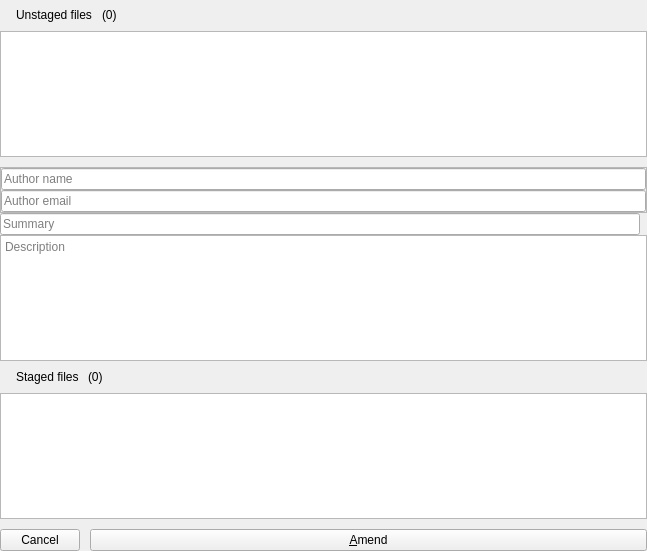
francescmm/GitQlient, file src/commits/CommitChangesWidget.ui: the form before one commit.
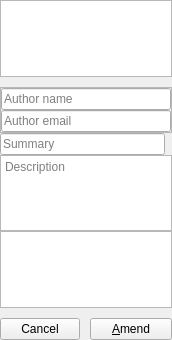
The form after the commit. Icons and pictures are not drawn. Custom widgets are drawn as their Qt base class.

Commit message: Removing headers in WIP/Amend widgets

Diff of the .ui file:
```diff
--- a/src/commits/CommitChangesWidget.ui
+++ b/src/commits/CommitChangesWidget.ui
@@ -6,8 +6,8 @@
    <rect>
     <x>0</x>
     <y>0</y>
-    <width>647</width>
-    <height>551</height>
+    <width>172</width>
+    <height>340</height>
    </rect>
   </property>
   <property name="windowTitle">
@@ -33,7 +33,56 @@
    <property name="spacing">
     <number>0</number>
    </property>
-   <item row="15" column="1" colspan="2">
+   <item row="4" column="1">
+    <spacer name="verticalSpacer_2">
+     <property name="orientation">
+      <enum>Qt::Vertical</enum>
+     </property>
+     <property name="sizeType">
+      <enum>QSizePolicy::Fixed</enum>
+     </property>
+     <property name="sizeHint" stdset="0">
+      <size>
+       <width>20</width>
+       <height>10</height>
+      </size>
+     </property>
+    </spacer>
+   </item>
+   <item row="13" column="1">
+    <spacer name="verticalSpacer_4">
+     <property name="orientation">
+      <enum>Qt::Vertical</enum>
+     </property>
+     <property name="sizeType">
+      <enum>QSizePolicy::Fixed</enum>
+     </property>
+     <property name="sizeHint" stdset="0">
+      <size>
+       <width>20</width>
+       <height>10</height>
+      </size>
+     </property>
+    </spacer>
+   </item>
+   <item row="3" column="1" colspan="2">
+    <widget class="QListWidget" name="unstagedFilesList">
+     <property name="contextMenuPolicy">
+      <enum>Qt::CustomContextMenu</enum>
+     </property>
+     <property name="horizontalScrollBarPolicy">
+      <enum>Qt::ScrollBarAsNeeded</enum>
+     </property>
+    </widget>
+   </item>
+   <item row="6" column="1">
+    <widget class="QLineEdit" name="leCommitTitle">
+     <property name="placeholderText">
+      <string>Summary</string>
+     </property>
+    </widget>
+   </item>
+   <item row="16" column="1" colspan="2">
     <layout class="QHBoxLayout" name="horizontalLayout_4">
      <property name="spacing">
       <number>10</number>
@@ -66,145 +115,6 @@
      </item>
     </layout>
    </item>
-   <item row="6" column="1">
-    <widget class="QLineEdit" name="leCommitTitle">
-     <property name="placeholderText">
-      <string>Summary</string>
-     </property>
-    </widget>
-   </item>
-   <item row="9" column="1" colspan="2">
-    <widget class="ClickableFrame" name="stagedFiles">
-     <layout class="QGridLayout" name="gridLayout_3">
-      <property name="leftMargin">
-       <number>0</number>
-      </property>
-      <property name="topMargin">
-       <number>0</number>
-      </property>
-      <property name="rightMargin">
-       <number>0</number>
-      </property>
-      <property name="bottomMargin">
-       <number>0</number>
-      </property>
-      <item row="1" column="0">
-       <spacer name="horizontalSpacer_4">
-        <property name="orientation">
-         <enum>Qt::Horizontal</enum>
-        </property>
-        <property name="sizeType">
-         <enum>QSizePolicy::Fixed</enum>
-        </property>
-        <property name="sizeHint" stdset="0">
-         <size>
-          <width>10</width>
-          <height>20</height>
-         </size>
-        </property>
-       </spacer>
-      </item>
-      <item row="1" column="3">
-       <spacer name="horizontalSpacer">
-        <property name="orientation">
-         <enum>Qt::Horizontal</enum>
-        </property>
-        <property name="sizeHint" stdset="0">
-         <size>
-          <width>40</width>
-          <height>20</height>
-         </size>
-        </property>
-       </spacer>
-      </item>
-      <item row="1" column="1">
-       <widget class="QLabel" name="label_2">
-        <property name="text">
-         <string>Staged files </string>
-        </property>
-       </widget>
-      </item>
-      <item row="1" column="2">
-       <widget class="QLabel" name="lStagedCount">
-        <property name="text">
-         <string>(0)</string>
-        </property>
-       </widget>
-      </item>
-      <item row="3" column="0" colspan="4">
-       <widget class="StagedFilesList" name="stagedFilesList">
-        <property name="contextMenuPolicy">
-         <enum>Qt::CustomContextMenu</enum>
-        </property>
-        <property name="horizontalScrollBarPolicy">
-         <enum>Qt::ScrollBarAsNeeded</enum>
-        </property>
-       </widget>
-      </item>
-      <item row="0" column="0" colspan="4">
-       <widget class="QFrame" name="separator">
-        <property name="frameShape">
-         <enum>QFrame::NoFrame</enum>
-        </property>
-        <property name="frameShadow">
-         <enum>QFrame::Plain</enum>
-        </property>
-        <property name="lineWidth">
-         <number>0</number>
-        </property>
-       </widget>
-      </item>
-     </layout>
-    </widget>
-   </item>
-   <item row="7" column="1" colspan="2">
-    <widget class="QTextEdit" name="teDescription">
-     <property name="lineWrapMode">
-      <enum>QTextEdit::WidgetWidth</enum>
-     </property>
-     <property name="readOnly">
-      <bool>false</bool>
-     </property>
-     <property name="acceptRichText">
-      <bool>false</bool>
-     </property>
-     <property name="placeholderText">
-      <string>Description</string>
-     </property>
-    </widget>
-   </item>
-   <item row="12" column="1">
-    <spacer name="verticalSpacer_4">
-     <property name="orientation">
-      <enum>Qt::Vertical</enum>
-     </property>
-     <property name="sizeType">
-      <enum>QSizePolicy::Fixed</enum>
-     </property>
-     <property name="sizeHint" stdset="0">
-      <size>
-       <width>20</width>
-       <height>10</height>
-      </size>
-     </property>
-    </spacer>
-   </item>
-   <item row="4" column="1">
-    <spacer name="verticalSpacer_2">
-     <property name="orientation">
-      <enum>Qt::Vertical</enum>
-     </property>
-     <property name="sizeType">
-      <enum>QSizePolicy::Fixed</enum>
-     </property>
-     <property name="sizeHint" stdset="0">
-      <size>
-       <width>20</width>
-       <height>10</height>
-      </size>
-     </property>
-    </spacer>
-   </item>
    <item row="5" column="1" colspan="2">
     <widget class="QFrame" name="amendFrame">
      <property name="frameShape">
@@ -246,6 +156,32 @@
      </layout>
     </widget>
    </item>
+   <item row="9" column="1" colspan="2">
+    <widget class="StagedFilesList" name="stagedFilesList">
+     <property name="contextMenuPolicy">
+      <enum>Qt::CustomContextMenu</enum>
+     </property>
+     <property name="horizontalScrollBarPolicy">
+      <enum>Qt::ScrollBarAsNeeded</enum>
+     </property>
+    </widget>
+   </item>
+   <item row="7" column="1" colspan="2">
+    <widget class="QTextEdit" name="teDescription">
+     <property name="lineWrapMode">
+      <enum>QTextEdit::WidgetWidth</enum>
+     </property>
+     <property name="readOnly">
+      <bool>false</bool>
+     </property>
+     <property name="acceptRichText">
+      <bool>false</bool>
+     </property>
+     <property name="placeholderText">
+      <string>Description</string>
+     </property>
+    </widget>
+   </item>
    <item row="6" column="2">
     <widget class="QLabel" name="lCounter">
      <property name="text">
@@ -253,75 +189,11 @@
      </property>
     </widget>
    </item>
-   <item row="0" column="1" colspan="2">
-    <widget class="ClickableFrame" name="unstagedFiles">
-     <layout class="QGridLayout" name="gridLayout_2">
-      <property name="leftMargin">
-       <number>0</number>
-      </property>
-      <property name="topMargin">
-       <number>5</number>
-      </property>
-      <property name="rightMargin">
-       <number>0</number>
-      </property>
-      <property name="bottomMargin">
-       <number>0</number>
-      </property>
-      <item row="0" column="0">
-       <spacer name="horizontalSpacer_3">
-        <property name="orientation">
-         <enum>Qt::Horizontal</enum>
-        </property>
-        <property name="sizeType">
-         <enum>QSizePolicy::Fixed</enum>
-        </property>
-        <property name="sizeHint" stdset="0">
-         <size>
-          <width>10</width>
-          <height>20</height>
-         </size>
-        </property>
-       </spacer>
-      </item>
-      <item row="0" column="2">
-       <widget class="QLabel" name="lUnstagedCount">
-        <property name="text">
-         <string>(0)</string>
-        </property>
-       </widget>
-      </item>
-      <item row="0" column="1">
-       <widget class="QLabel" name="label">
-        <property name="text">
-         <string>Unstaged files </string>
-        </property>
-       </widget>
-      </item>
-      <item row="0" column="3">
-       <spacer name="horizontalSpacer_2">
-        <property name="orientation">
-         <enum>Qt::Horizontal</enum>
-        </property>
-        <property name="sizeHint" stdset="0">
-         <size>
-          <width>40</width>
-          <height>20</height>
-         </size>
-        </property>
-       </spacer>
-      </item>
-      <item row="1" column="0" colspan="4">
-       <widget class="QListWidget" name="unstagedFilesList">
-        <property name="contextMenuPolicy">
-         <enum>Qt::CustomContextMenu</enum>
-        </property>
-        <property name="horizontalScrollBarPolicy">
-         <enum>Qt::ScrollBarAsNeeded</enum>
-        </property>
-       </widget>
-      </item>
-     </layout>
+   <item row="8" column="1" colspan="2">
+    <widget class="QFrame" name="wipSeparator">
+     <property name="styleSheet">
+      <string notr="true"/>
+     </property>
     </widget>
    </item>
   </layout>
@@ -333,12 +205,6 @@
    <extends>QListWidget</extends>
    <header>StagedFilesList.h</header>
   </customwidget>
-  <customwidget>
-   <class>ClickableFrame</class>
-   <extends>QFrame</extends>
-   <header>ClickableFrame.h</header>
-   <container>1</container>
-  </customwidget>
  </customwidgets>
  <tabstops>
   <tabstop>leCommitTitle</tabstop>
```
The commit also changes 6 other files.
